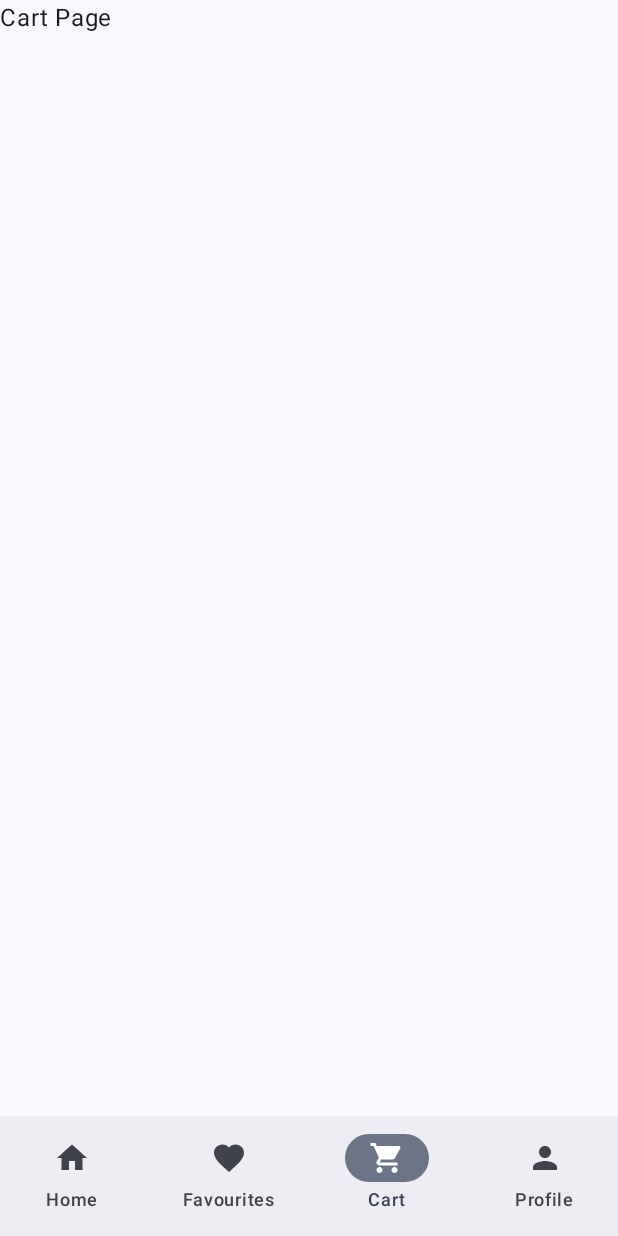
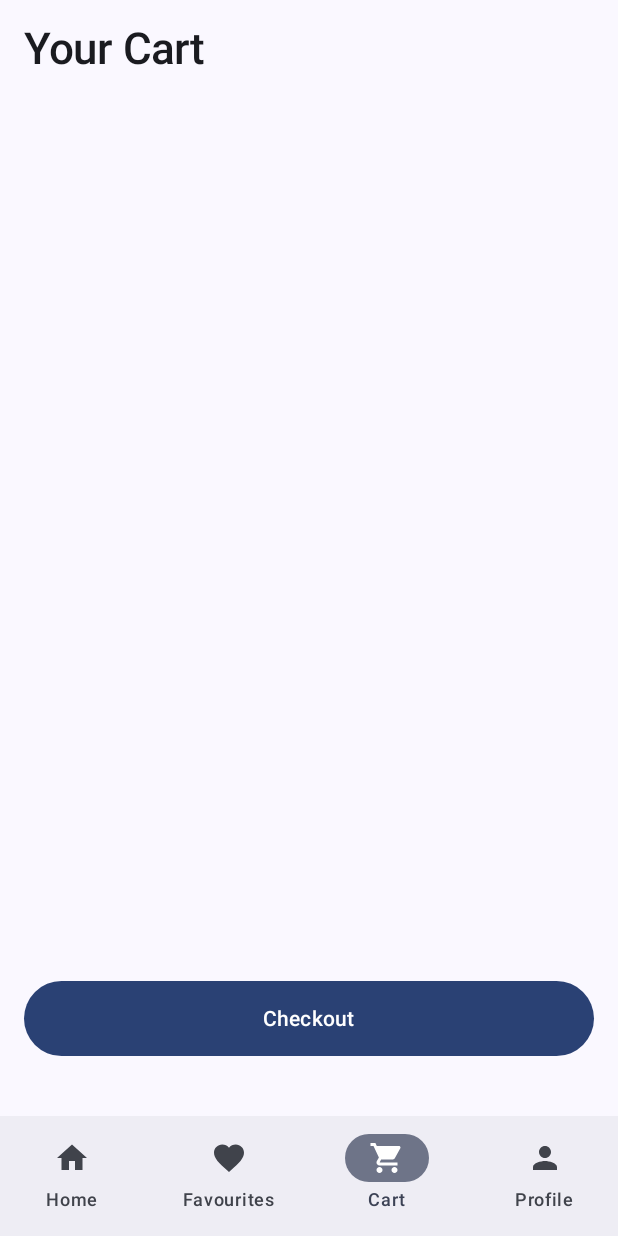
Before and after one commit to Sunny914/RoofMart-ECommerce, an Android app built with Jetpack Compose: the HomeScreen screen opened through its navigation route, item 3 of the bottom bar chosen, on a phone screen of 412 x 824 dp. Run offline under Robolectric (Android 15) with nearby library versions, the phone set to English and light mode, and no system bars; our stand-ins replace Firebase (no records; nobody signed in at launch, a user with empty details on screens opened directly); libraries missing offline, so code that uses them is left out: com.razorpay, com.tbuonomo.viewpagerdotsindicator; 3 statements that could not run were skipped.

Commit message:
ADDED CART PAGE, CHECKOUT PAGE & PAYMENT INTEGRATION USING RAZOR PAY

```diff
--- a/app/build.gradle.kts
+++ b/app/build.gradle.kts
@@ -68,4 +68,6 @@ dependencies {
 
     implementation("io.coil-kt:coil-compose:2.2.0")
     implementation("com.tbuonomo:dotsindicator:5.1.0")
+
+    implementation("com.razorpay:checkout:1.6.20")
 }
--- a/app/src/main/java/com/sunny/roofmart/AppNavigation.kt
+++ b/app/src/main/java/com/sunny/roofmart/AppNavigation.kt
@@ -2,7 +2,6 @@ package com.sunny.roofmart
 
 import androidx.compose.runtime.Composable
 import androidx.compose.ui.Modifier
-import androidx.navigation.NavController
 import androidx.navigation.NavHostController
 import androidx.navigation.compose.NavHost
 import androidx.navigation.compose.composable
@@ -10,7 +9,8 @@ import androidx.navigation.compose.rememberNavController
 import com.google.firebase.Firebase
 import com.google.firebase.auth.auth
 import com.sunny.roofmart.pages.CategoryProductsPage
-import com.sunny.roofmart.pages.ProductDetailsPage
+import com.sunny.roofmart.components.ProductDetailsPage
+import com.sunny.roofmart.pages.CheckoutPage
 import com.sunny.roofmart.screen.AuthScreen
 import com.sunny.roofmart.screen.HomeScreen
 import com.sunny.roofmart.screen.LoginScreen
@@ -53,6 +53,10 @@ fun AppNavigation(modifier: Modifier = Modifier){
             ProductDetailsPage(modifier, productId?:"")
         }
 
+        composable("checkout"){
+            CheckoutPage(modifier)
+        }
+
 
     }
 }
--- a/app/src/main/java/com/sunny/roofmart/MainActivity.kt
+++ b/app/src/main/java/com/sunny/roofmart/MainActivity.kt
@@ -11,9 +11,10 @@ import androidx.compose.material3.Text
 import androidx.compose.runtime.Composable
 import androidx.compose.ui.Modifier
 import androidx.compose.ui.tooling.preview.Preview
+import com.razorpay.PaymentResultListener
 import com.sunny.roofmart.ui.theme.RoofMartTheme
 
-class MainActivity : ComponentActivity() {
+class MainActivity : ComponentActivity(), PaymentResultListener {
     override fun onCreate(savedInstanceState: Bundle?) {
         super.onCreate(savedInstanceState)
         enableEdgeToEdge()
@@ -25,4 +26,13 @@ class MainActivity : ComponentActivity() {
             }
         }
     }
+
+    override fun onPaymentSuccess(p0: String?) {
+        AppUtil.showToast(this, "Payment Success !!")
+
+    }
+
+    override fun onPaymentError(p0: Int, p1: String?) {
+       AppUtil.showToast(this, "Payment failed !!!")
+    }
 }
--- a/app/src/main/java/com/sunny/roofmart/model/UserModel.kt
+++ b/app/src/main/java/com/sunny/roofmart/model/UserModel.kt
@@ -1,7 +1,9 @@
 package com.sunny.roofmart.model
 
 data class UserModel(
-    val name : String,
-    val email : String,
-    val uid : String
+    val name : String = "",
+    val email : String = "",
+    val uid : String = "",
+    val cartItems : Map<String, Long> = emptyMap(),
+    val address : String = ""
 )
--- a/app/src/main/java/com/sunny/roofmart/pages/CartPage.kt
+++ b/app/src/main/java/com/sunny/roofmart/pages/CartPage.kt
@@ -1,10 +1,99 @@
 package com.sunny.roofmart.pages
 
+import androidx.compose.foundation.layout.Column
+import androidx.compose.foundation.layout.Spacer
+import androidx.compose.foundation.layout.fillMaxSize
+import androidx.compose.foundation.layout.fillMaxWidth
+import androidx.compose.foundation.layout.height
+import androidx.compose.foundation.layout.padding
+import androidx.compose.foundation.layout.paddingFromBaseline
+import androidx.compose.foundation.lazy.LazyColumn
+import androidx.compose.foundation.lazy.items
+import androidx.compose.material3.Button
 import androidx.compose.material3.Text
 import androidx.compose.runtime.Composable
+import androidx.compose.runtime.DisposableEffect
+import androidx.compose.runtime.LaunchedEffect
+import androidx.compose.runtime.mutableStateOf
+import androidx.compose.runtime.remember
 import androidx.compose.ui.Modifier
+import androidx.compose.ui.text.TextStyle
+import androidx.compose.ui.text.font.FontWeight
+import androidx.compose.ui.unit.dp
+import androidx.compose.ui.unit.sp
+import com.google.firebase.Firebase
+import com.google.firebase.auth.FirebaseAuth
+import com.google.firebase.firestore.firestore
+import com.sunny.roofmart.AppUtil
+import com.sunny.roofmart.GlobalNavigation
+import com.sunny.roofmart.components.CartItemView
+import com.sunny.roofmart.model.UserModel
 
 @Composable
 fun CartPage(modifier: Modifier = Modifier){
-    Text(text = "Cart Page")
+
+    val userModel = remember {
+        mutableStateOf(UserModel())
+    }
+
+     DisposableEffect(key1 = Unit) {
+         var listner = Firebase.firestore.collection("users")
+            .document(FirebaseAuth.getInstance().currentUser?.uid!!)
+            .addSnapshotListener{it, _ ->
+                if(it != null){
+                    val result = it.toObject(UserModel::class.java)
+                    if(result != null){
+                        userModel.value = result
+                    }
+                }
+            }
+
+         onDispose {
+             listner.remove()
+         }
+    }
+
+    Column(
+        modifier = Modifier
+            .fillMaxSize()
+            .padding(16.dp)
+    ) {
+        Text(
+            text = "Your Cart", style = TextStyle(
+              fontSize = 29.sp,
+              fontWeight = FontWeight.SemiBold
+            )
+        )
+
+    LazyColumn(
+        modifier = Modifier.weight(1f)
+    ) {
+        items(userModel.value.cartItems.toList(), key = {it.first}){(productId, qty)->
+            CartItemView(productId = productId, qty = qty)
+        }
+
+    }
+
+        Button(
+            onClick = {
+                GlobalNavigation.navController.navigate("checkout")
+            },
+            modifier = Modifier
+                .fillMaxWidth()
+                .height( 50.dp)
+
+
+        ) {
+            Text(text = "Checkout")
+        }
+
+        Spacer(modifier = Modifier.height(80.dp))
+
+        Text(text = ".....")
+    }
+
+
+
+
+
 }
--- a/app/src/main/java/com/sunny/roofmart/screen/HomeScreen.kt
+++ b/app/src/main/java/com/sunny/roofmart/screen/HomeScreen.kt
@@ -19,6 +19,7 @@ import androidx.compose.runtime.Composable
 import androidx.compose.runtime.getValue
 import androidx.compose.runtime.mutableStateOf
 import androidx.compose.runtime.remember
+import androidx.compose.runtime.saveable.rememberSaveable
 import androidx.compose.runtime.setValue
 import androidx.compose.ui.Alignment
 import androidx.compose.ui.Modifier
@@ -43,7 +44,7 @@ fun HomeScreen(modifier: Modifier = Modifier, navController: NavController){
         NavItem("Profile", Icons.Default.Person)
     )
 
-    var selectedIndex by remember {
+    var selectedIndex by rememberSaveable {
         mutableStateOf(0)
     }
 
```
Also changed, not shown: app/src/main/java/com/sunny/roofmart/AppUtil.kt (+94 -0 lines), app/src/main/java/com/sunny/roofmart/components/CartItemView.kt (added, +147 -0 lines), app/src/main/java/com/sunny/roofmart/components/ProductDetailsView.kt (renamed from app/src/main/java/com/sunny/roofmart/pages/ProductDetailsPage.kt, +8 -3 lines), app/src/main/java/com/sunny/roofmart/components/ProductItemView.kt (+7 -1 lines), app/src/main/java/com/sunny/roofmart/pages/CheckoutPage.kt (added, +162 -0 lines).
